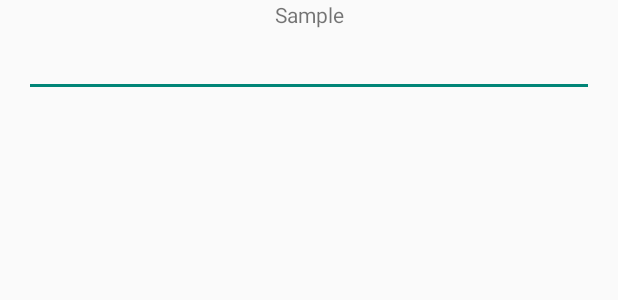
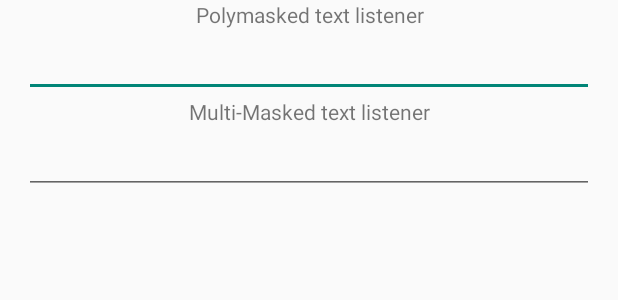
Before and after one commit to RedMadRobot/input-mask-android, an Android app: the layout activity_main.xml on its own in the app's theme, with its tools: preview values and no code run, on a phone screen of 412 x 824 dp. Shown: the top 300 px of the screen. Run offline under Robolectric (Android 15) with nearby library versions, the phone set to English and light mode, and no system bars.

Commit message:
Added basic MultiMaskTextChangedListener implementation

```diff
--- a/app/src/main/res/layout/activity_main.xml
+++ b/app/src/main/res/layout/activity_main.xml
@@ -10,12 +10,25 @@
         android:layout_width="match_parent"
         android:layout_height="wrap_content"
         android:gravity="center"
-        android:text="@string/sample"/>
+        android:text="@string/polymasked_label"/>
 
     <EditText
-        android:id="@+id/edit_text"
+        android:id="@+id/polymasked_et"
         android:layout_width="match_parent"
         android:inputType="phone"
         android:layout_height="wrap_content" />
 
+    <TextView
+        android:gravity="center"
+        android:layout_width="match_parent"
+        android:layout_height="wrap_content"
+        android:text="@string/multimasked_label"/>
+
+    <EditText
+        android:id="@+id/multimasked_et"
+        android:layout_width="match_parent"
+        android:inputType="phone"
+        android:layout_height="wrap_content" />
+
+
 </LinearLayout>
--- a/app/src/main/res/values/strings.xml
+++ b/app/src/main/res/values/strings.xml
@@ -1,4 +1,5 @@
 <resources>
     <string name="app_name">InputMask</string>
-    <string name="sample">Sample</string>
+    <string name="polymasked_label">Polymasked text listener</string>
+    <string name="multimasked_label">Multi-Masked text listener</string>
 </resources>
--- a/inputmask/src/main/kotlin/com/redmadrobot/inputmask/MaskedTextChangedListener.kt
+++ b/inputmask/src/main/kotlin/com/redmadrobot/inputmask/MaskedTextChangedListener.kt
@@ -28,7 +28,7 @@ open class MaskedTextChangedListener(
     var listener: TextWatcher?
     var valueListener: ValueListener?
 
-    val mask: Mask
+    var mask: Mask
     val autocomplete: Boolean
 
     var afterText: String = ""
```
Also changed, not shown: app/src/main/java/com/redmadrobot/sample/MainActivity.java (+18 -1 lines), inputmask/src/main/kotlin/com/redmadrobot/inputmask/MultiMaskTextChagedListener.kt (added, +38 -0 lines).
